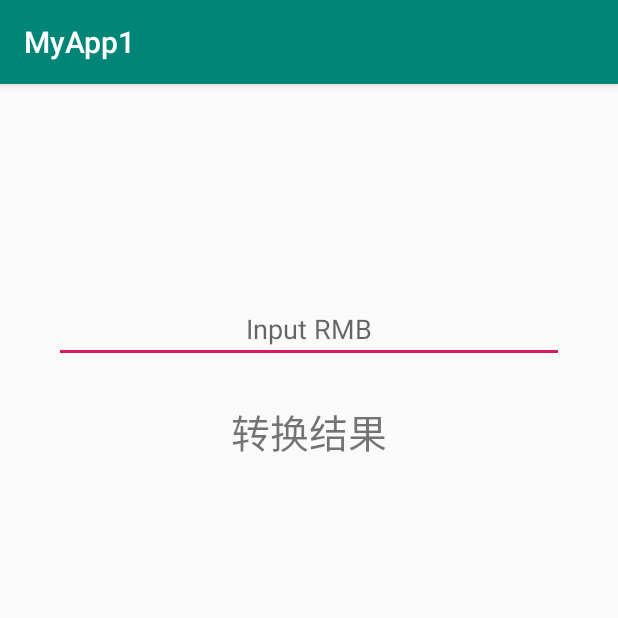
After one commit to yinzi1998/test_APP1, an Android app: the RateCalcActivity screen opened directly, with no data from a screen before it, on a phone screen of 412 x 824 dp, the top half of it. The commit adds this screen. Run offline under Robolectric (Android 15) with nearby library versions, the phone set to English and light mode, and no system bars.

Commit message:
安卓上传测试的更新

```diff
--- a/app/src/main/java/com/example/myapp1/MainActivity.java
+++ b/app/src/main/java/com/example/myapp1/MainActivity.java
@@ -290,7 +290,7 @@ public class MainActivity extends AppCompatActivity implements Runnable{
         //韩元兑换
         if (id1 == btn10.getId()) {
             if (str_rmb.length() == 0 || str_rmb == null) {
-                Toast.makeText(this,"清闲输入人民币金额",Toast.LENGTH_SHORT).show();
+                Toast.makeText(this,"请输入人民币金额",Toast.LENGTH_SHORT).show();
                 //output.setText("请先输入人民币金额！");
             } else {
                 char[] ch_rmb = str_rmb.toCharArray();
--- a/app/src/main/java/com/example/myapp1/MyAdapter.java
+++ b/app/src/main/java/com/example/myapp1/MyAdapter.java
@@ -30,8 +30,8 @@ public class MyAdapter extends ArrayAdapter {
         TextView title = (TextView)itemView.findViewById(R.id.itemTitle);
         TextView detail = (TextView)itemView.findViewById(R.id.itemDetail);
 
-        title.setText("Title: " + map.get("itemTitle"));
-        detail.setText("Detail: " + map.get("itemDetail"));
+        title.setText(map.get("itemTitle"));
+        detail.setText(map.get("itemDetail"));
 
         return itemView;
     }
--- /dev/null
+++ b/app/src/main/java/com/example/myapp1/RateCalcActivity.java
@@ -0,0 +1,56 @@
+package com.example.myapp1;
+
+import android.os.Bundle;
+import android.text.Editable;
+import android.text.TextWatcher;
+import android.util.Log;
+import android.widget.EditText;
+import android.widget.TextView;
+
+import androidx.appcompat.app.AppCompatActivity;
+
+public class RateCalcActivity extends AppCompatActivity {
+    private static final String TAG = "rateCalcActivity";
+    float rate = 0f;
+    String title = "";
+    EditText input2;
+
+
+    @Override
+    protected void onCreate(Bundle savedInstanceState) {
+        super.onCreate(savedInstanceState);
+        setContentView(R.layout.activity_rate_calc);
+        rate = getIntent().getFloatExtra("rate", 0f);
+        title = getIntent().getStringExtra("title");
+
+        Log.i(TAG, "onCreate: 传入的title= " + title);
+        Log.i(TAG, "onCreate: 传入的rate= " + rate);
+        ((TextView)findViewById(R.id.title2)).setText(title);
+        input2 = findViewById(R.id.input2);
+
+        //对输入框的内容添加监听，只要输入改变了了就计算
+        input2.addTextChangedListener(new TextWatcher() {
+            @Override
+            public void beforeTextChanged(CharSequence charSequence, int i, int i1, int i2) {
+
+            }
+
+            @Override
+            public void onTextChanged(CharSequence charSequence, int i, int i1, int i2) {
+
+            }
+
+            @Override
+            public void afterTextChanged(Editable editable) {
+                TextView show2 = findViewById(R.id.show2);
+                if(editable.length()>0){
+                    float rate_new = 100f/rate;
+                    String rmbStr = editable.toString();
+                    float rmb = Float.parseFloat(rmbStr);
+                    show2.setText(rmbStr + "人民币转换为：" + rmb*rate_new + title);
+                }
+            }
+        });
+
+    }
+}
--- a/app/src/main/java/com/example/myapp1/RateListViewActivity.java
+++ b/app/src/main/java/com/example/myapp1/RateListViewActivity.java
@@ -66,7 +66,7 @@ public class RateListViewActivity extends AppCompatActivity implements Runnable{
                 Element td1 = tds.get(i);
                 Element td2 = tds.get(i+5);
                 HashMap<String, String> map = new HashMap<String, String>();
-                map.put("itemTitle" , td1.text() + "的Rate: ");
+                map.put("itemTitle" , td1.text());
                 map.put("itemDetail" , td2.text());
                 listItems.add(map);
                 Log.i(TAG, "run: listItem" + td1.text() + "-->" + td2.text());
--- /dev/null
+++ b/app/src/main/res/layout/activity_rate_calc.xml
@@ -0,0 +1,39 @@
+<?xml version="1.0" encoding="utf-8"?>
+<LinearLayout xmlns:android="http://schemas.android.com/apk/res/android"
+    xmlns:app="http://schemas.android.com/apk/res-auto"
+    xmlns:tools="http://schemas.android.com/tools"
+    android:layout_width="match_parent"
+    android:layout_height="match_parent"
+    android:orientation="vertical"
+    tools:context=".RateCalcActivity">
+
+    <TextView
+        android:id="@+id/title2"
+        android:layout_width="match_parent"
+        android:layout_height="wrap_content"
+        android:layout_marginTop="66dp"
+        android:text="TextView"
+        android:textSize="36sp"
+        android:gravity="center" />
+
+    <EditText
+        android:id="@+id/input2"
+        android:layout_width="match_parent"
+        android:layout_height="wrap_content"
+        android:layout_marginTop="26dp"
+        android:layout_marginLeft="36sp"
+        android:layout_marginRight="36dp"
+        android:gravity="center"
+        android:ems="10"
+        android:inputType="numberDecimal"
+        android:hint="@string/rate_item_input"/>
+
+    <TextView
+        android:id="@+id/show2"
+        android:layout_width="match_parent"
+        android:layout_height="wrap_content"
+        android:layout_marginTop="26dp"
+        android:text="@string/textView1"
+        android:textSize="26sp"
+        android:gravity="center"/>
+</LinearLayout>
--- a/app/src/main/res/values/strings.xml
+++ b/app/src/main/res/values/strings.xml
@@ -1,4 +1,5 @@
 <resources>
+    <string name="rate_item_input">Input RMB</string>
     <string name="app_name">MyApp1</string>
     <string name="btn_ok">OK</string>
     <string name="btn_point1">+1 POINT</string>
```
Also changed, not shown: app/src/main/AndroidManifest.xml (+7 -27 lines), app/src/main/java/com/example/myapp1/RateListActivity.java (+42 -7 lines), 1 other file.
